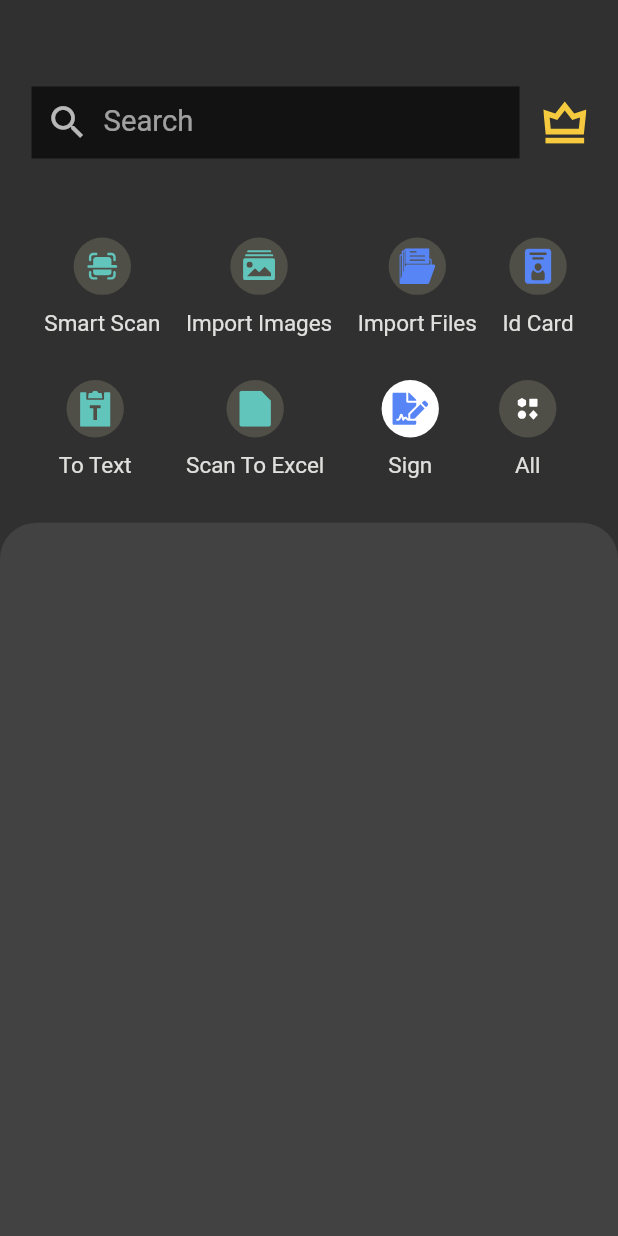
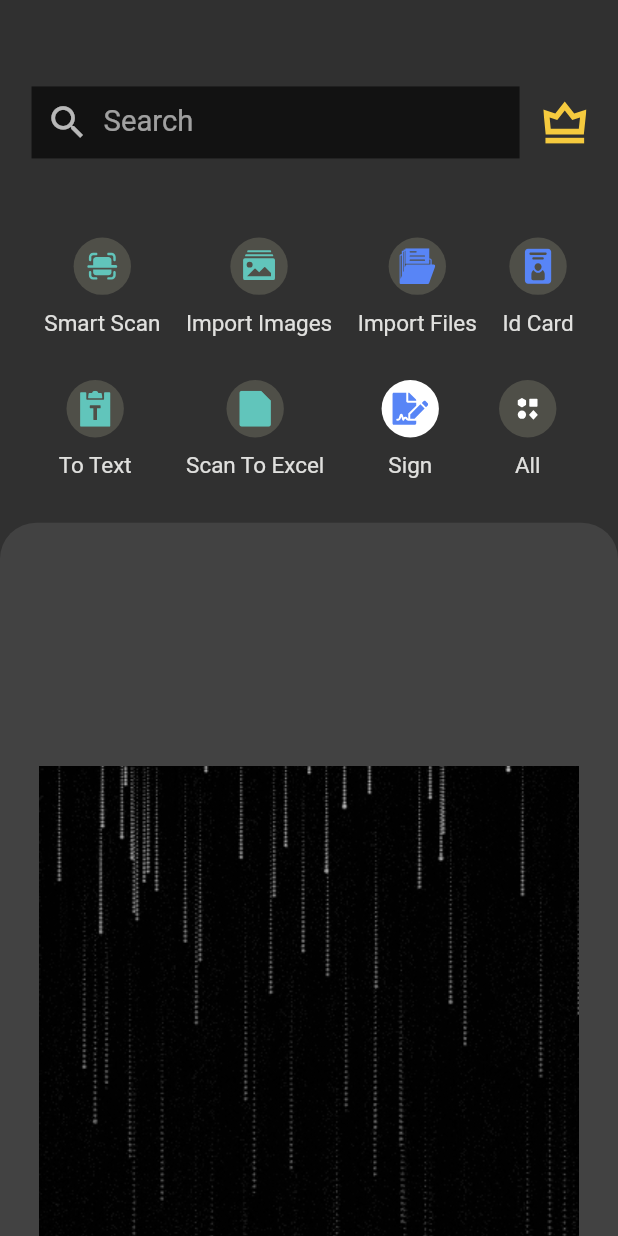
Before and after one commit to DARK-PROGRAMMER-I/cam_scanner, a Flutter app: the screen it shows after launch, on a phone screen of 412 x 824 dp. Run offline on Flutter 3.47's test engine with Material 2 defaults, Android fonts, the phone set to English and light mode, and no system bars; our stand-ins replace flutter_svg, get.

Commit message:
home body

```diff
--- a/lib/screens/home/home_screen.dart
+++ b/lib/screens/home/home_screen.dart
@@ -75,9 +75,9 @@ class _HomeScreenState extends State<HomeScreen> {
                 borderRadius: BorderRadius.only(
                   topRight: Radius.circular(Dimensions.radius25),
                   topLeft: Radius.circular(Dimensions.radius25),
-                )
+                ),
               ),
-
+              child: Image(image: AssetImage('assets/gifs/1.gif')),
             )
 
           ],
--- a/pubspec.yaml
+++ b/pubspec.yaml
@@ -67,6 +67,7 @@ flutter:
   # To add assets to your application, add an assets section, like this:
   assets:
     - assets/
+    - assets/gifs/
   #   - images/a_dot_burr.jpeg
   #   - images/a_dot_ham.jpeg
 
```
Also changed, not shown: assets/gifs/1.gif (added).
